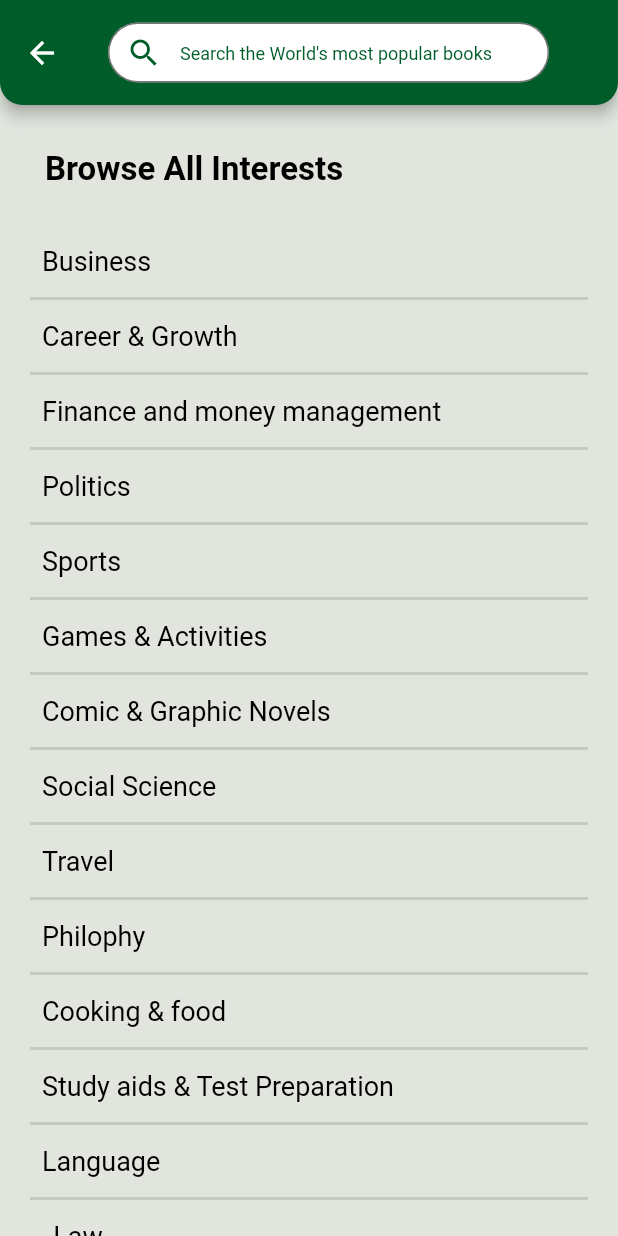
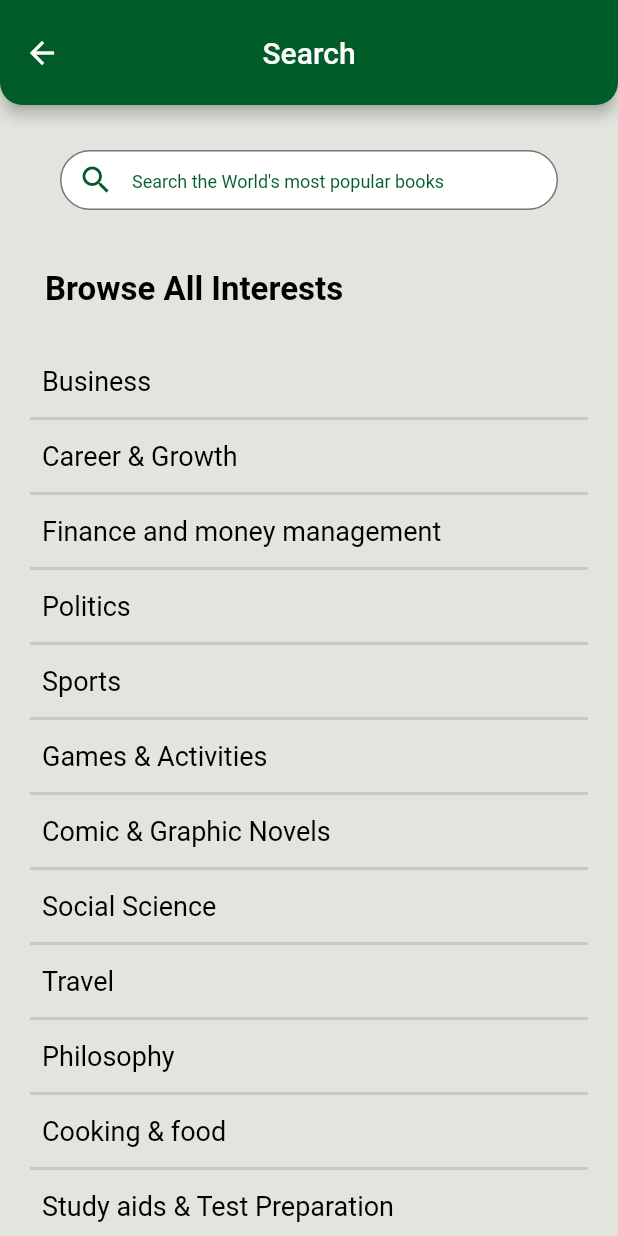
Before and after one commit to Ghazanfaru/Ebooks, a Flutter app: the Search screen opened directly, on a phone screen of 412 x 824 dp. Run offline on Flutter 3.47's test engine with Material 2 defaults, Android fonts, the phone set to English and light mode, and no system bars; our stand-ins replace cloud_firestore, firebase_auth, firebase_core, fluttertoast, google_sign_in; missing offline and left inert: syncfusion_flutter_pdfviewer; accounts and stored records are empty.

Commit message:
Search functionality added

```diff
--- a/ebooks_up/lib/NavPages/searchpage/Search.dart
+++ b/ebooks_up/lib/NavPages/searchpage/Search.dart
@@ -1,9 +1,16 @@
+import 'package:ebooks_up/NavPages/searchpage/searchedbykey.dart';
 import 'package:flutter/material.dart';
 
 import 'SearchClass.dart';
-class Search extends StatelessWidget {
+class Search extends StatefulWidget {
   const Search({Key? key}) : super(key: key);
 
+  @override
+  State<Search> createState() => _SearchState();
+}
+
+class _SearchState extends State<Search> {
+  String? query;
   @override
   Widget build(BuildContext context) {
     return Scaffold(
@@ -17,13 +24,27 @@ class Search extends StatelessWidget {
         centerTitle: true,
         toolbarHeight: 70,
         backgroundColor: Color(0xff005C29),
-        title: Container(
-          padding: EdgeInsets.only(right: 30),
+        title:Text("Search"),),
+
+      body: SingleChildScrollView(
+        child: Padding(
+          padding: EdgeInsets.symmetric(vertical: 10,horizontal: 10),
+          child: Column(
+            crossAxisAlignment: CrossAxisAlignment.start,
+            children: [
+              SizedBox(height: 20,),
+              Container(
+                padding: EdgeInsets.only(right: 30,left: 30),
                 height: 40,
                 decoration: BoxDecoration(
                   borderRadius: BorderRadius.circular(20),
                 ),
-          child: TextField(decoration: InputDecoration(
+                child: TextField(
+                  onSubmitted: (query){
+Navigator.push(context, new MaterialPageRoute(builder: (context)=> new Searchedbykey(query: query)));
+print(query);
+                  },
+                  decoration: InputDecoration(
                     hintText: 'Search the World\'s most popular books',
                     hintStyle: TextStyle(fontSize: 12,color: Color(0xff005C29)),
                     enabledBorder: OutlineInputBorder(borderRadius: BorderRadius.circular(20),borderSide: BorderSide(color: Colors.black54,),
@@ -34,40 +55,36 @@ class Search extends StatelessWidget {
                     contentPadding: EdgeInsets.only(bottom: 10),
                     filled: true,
                     prefixIcon: Icon(Icons.search,color: Color(0xff005C29),),
+
                   ),),
-        ),),
-
-      body: SingleChildScrollView(
-        child: Padding(
-          padding: EdgeInsets.symmetric(vertical: 10,horizontal: 10),
-          child: Column(
-            crossAxisAlignment: CrossAxisAlignment.start,
-            children: [
+              ),
+              SizedBox(height: 20,),
               Container(padding: EdgeInsets.only(top: 20,bottom: 5,left: 20,right: 20),height: 50,child: Text('Browse All Interests',style: TextStyle(color: Colors.black,fontWeight: FontWeight.bold,fontSize: 22),)),
              SizedBox(height: 20,),
-              SearchClass( interst: 'Business', onpressed: () {  },),
-              SearchClass( interst: 'Career & Growth', onpressed: () {  },),
-              SearchClass( interst: 'Finance and money management', onpressed: () {  },),
-              SearchClass( interst: 'Politics', onpressed: () {  },),
-              SearchClass( interst: 'Sports', onpressed: () {  },),
-              SearchClass( interst: 'Games & Activities', onpressed: () {  },),
-              SearchClass( interst: 'Comic & Graphic Novels', onpressed: () {  },),
-              SearchClass( interst: 'Social Science', onpressed: () {  },),
-              SearchClass( interst: 'Travel', onpressed: () {  },),
-              SearchClass( interst: 'Philophy', onpressed: () {  },),
-              SearchClass( interst: 'Cooking & food', onpressed: () {  },),
-              SearchClass( interst: 'Study aids & Test Preparation', onpressed: () {  },),
-              SearchClass( interst: 'Language', onpressed: () {  },),
-              SearchClass( interst: 'Law', onpressed: () {  },),
-              SearchClass( interst: 'Self-Improvement', onpressed: () {  },),
-              SearchClass( interst: 'Science & Mathematics', onpressed: () {  },),
-              SearchClass( interst: 'Computers', onpressed: () {  },),
-              SearchClass( interst: 'History', onpressed: () {  },),
-              SearchClass( interst: 'Fiction', onpressed: () {  },),
-              SearchClass( interst: 'News ', onpressed: () {  },),
-              SearchClass( interst: 'Life Style', onpressed: () {  },),
-              SearchClass( interst: 'General Fiction', onpressed: () {  },),
-              SearchClass( interst: 'Historical Fiction', onpressed: () {  },),
+              SearchClass(category: 'Business',),
+              SearchClass(category: 'Career & Growth',),
+              SearchClass(category: 'Finance and money management',),
+              SearchClass(category: 'Politics',),
+              SearchClass(category: 'Sports',),
+              SearchClass(category: 'Games & Activities',),
+              SearchClass(category: 'Comic & Graphic Novels',),
+              SearchClass(category: 'Social Science',),
+              SearchClass(category: 'Travel',),
+              SearchClass(category: 'Philosophy',),
+              SearchClass(category: 'Cooking & food',),
+              SearchClass(category: 'Study aids & Test Preparation',),
+              SearchClass(category: 'Language',),
+              SearchClass(category: 'Law',),
+              SearchClass(category: 'Self-Improvement',),
+              SearchClass(category: 'Science & Mathematics',),
+              SearchClass(category: 'Computers',),
+              SearchClass(category: 'History',),
+              SearchClass(category: 'Fiction',),
+              SearchClass(category: 'News ',),
+              SearchClass(category: 'Life Style',),
+              SearchClass(category: 'General Fiction',),
+              SearchClass(category: 'Historical Fiction',),
+
             ],
           ),
         ),
--- a/ebooks_up/lib/NavPages/searchpage/SearchClass.dart
+++ b/ebooks_up/lib/NavPages/searchpage/SearchClass.dart
@@ -1,8 +1,17 @@
+import 'package:ebooks_up/NavPages/searchpage/SearchedPage.dart';
 import 'package:flutter/material.dart';
-class SearchClass extends StatelessWidget {
-  const SearchClass({Key? key, required this.interst, required this.onpressed}) : super(key: key);
-final String interst;
-final VoidCallback onpressed;
+
+class SearchClass extends StatefulWidget {
+  String category;
+  SearchClass({Key? key, required this.category, }) : super(key: key);
+
+  @override
+  State<SearchClass> createState() => _SearchClassState();
+}
+
+class _SearchClassState extends State<SearchClass> {
+
+
   @override
   Widget build(BuildContext context) {
     return Padding(
@@ -10,7 +19,10 @@ final VoidCallback onpressed;
       child: Column(
         crossAxisAlignment: CrossAxisAlignment.start,
         children: [
-          TextButton(child:Text(interst,style: TextStyle(color: Colors.black,fontWeight: FontWeight.w400,fontSize: 18),),onPressed:onpressed,),
+          TextButton(child:Text(widget.category,style: TextStyle(color: Colors.black,fontWeight: FontWeight.w400,fontSize: 18),),
+            onPressed:(){
+            Navigator.push(context,new MaterialPageRoute(builder: (context)=> new Searched(category: widget.category,)));
+          },),
           Divider(height: 2,thickness: 2,),
         ],
       ),
```
Also changed, not shown: ebooks_up/lib/NavPages/HomePage/ReadableBooks/ReadableBooks.dart (+14 -12 lines), ebooks_up/lib/NavPages/searchpage/SearchedPage.dart (added, +156 -0 lines), ebooks_up/lib/NavPages/searchpage/searchedbykey.dart (added, +151 -0 lines), ebooks_up/lib/UpdateProfile.dart (+13 -27 lines). Lines whose indentation alone changed are shown as unchanged.
